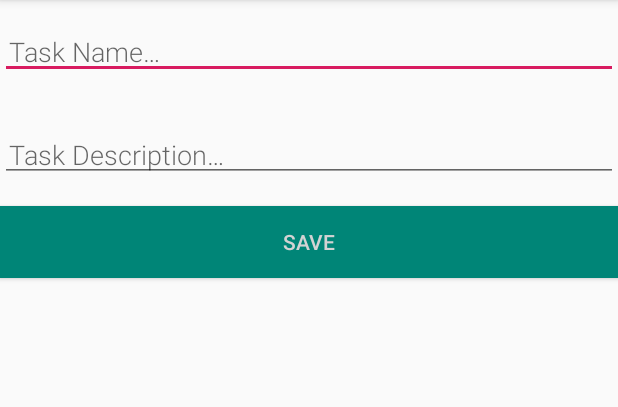
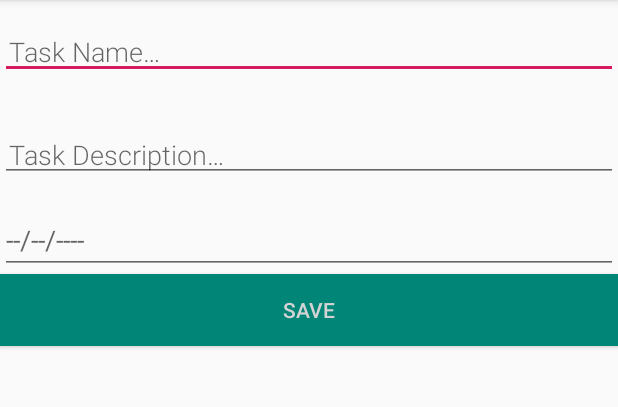
Before and after one commit to ProfDoof/TaskTrackingApp, an Android app: the NewTaskActivity screen opened directly, with no data from a screen before it, on a phone screen of 412 x 824 dp, the part 84-491 px from its top. Run offline under Robolectric (Android 15) with nearby library versions, the phone set to English and light mode, and no system bars.

Commit message:
Add Fields to NewTaskActivity

```diff
--- a/app/src/main/java/edu/devilsadvocate/tasktrackingactivity/Task.kt
+++ b/app/src/main/java/edu/devilsadvocate/tasktrackingactivity/Task.kt
@@ -1,6 +1,5 @@
 package edu.devilsadvocate.tasktrackingactivity
 
-import android.app.ActivityManager
 import androidx.room.ColumnInfo
 import androidx.room.Entity
 import androidx.room.PrimaryKey
@@ -9,7 +8,7 @@ import java.util.*
 @Entity(tableName = "task_table")
 data class Task (
     @PrimaryKey(autoGenerate = true)
-    var id: Int?,
+    var id: Int? = null,
 
     @ColumnInfo(name = "taskName")
     var taskName: String,
--- a/app/src/main/res/layout/activity_new_task.xml
+++ b/app/src/main/res/layout/activity_new_task.xml
@@ -28,6 +28,16 @@
         android:layout_marginTop="@dimen/big_padding"
         android:textSize="18sp" />
 
+    <EditText
+        android:id="@+id/datePicker"
+        android:layout_width="match_parent"
+        android:layout_height="wrap_content"
+        android:ems="10"
+        android:hint="--/--/----"
+        android:inputType="none"
+        android:focusable="false"
+        android:cursorVisible="false" />
+
     <Button
         android:id="@+id/button_save"
         android:layout_width="match_parent"
```
Also changed, not shown: app/src/main/java/edu/devilsadvocate/tasktrackingactivity/NewTaskActivity.kt (+23 -1 lines).
